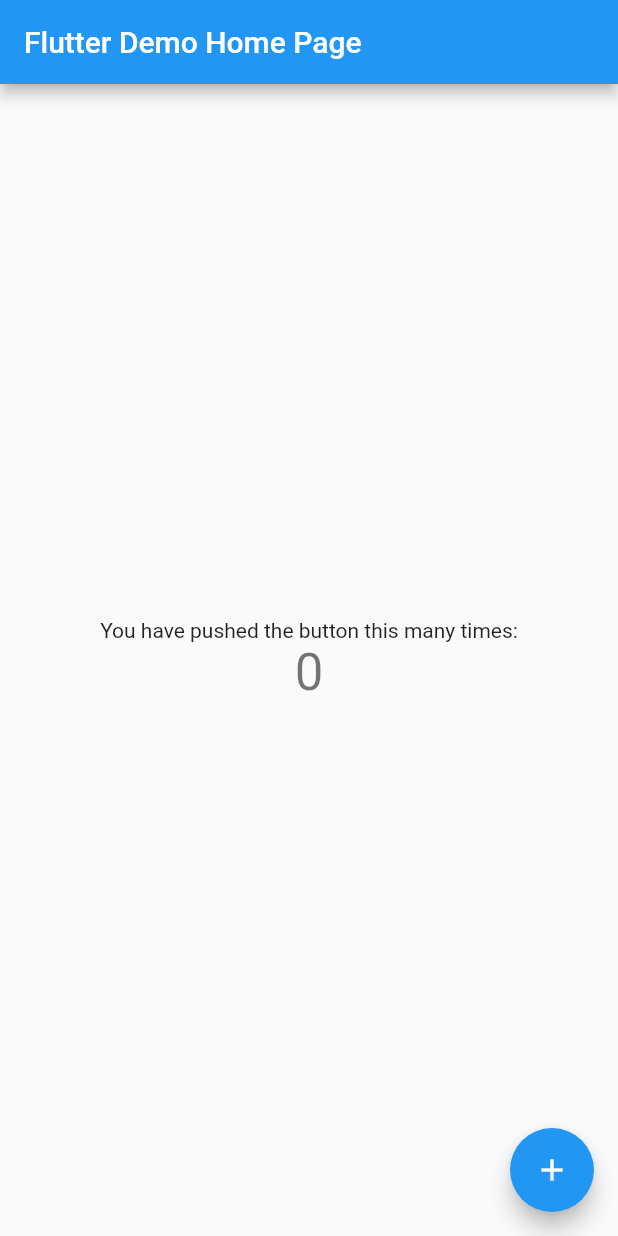
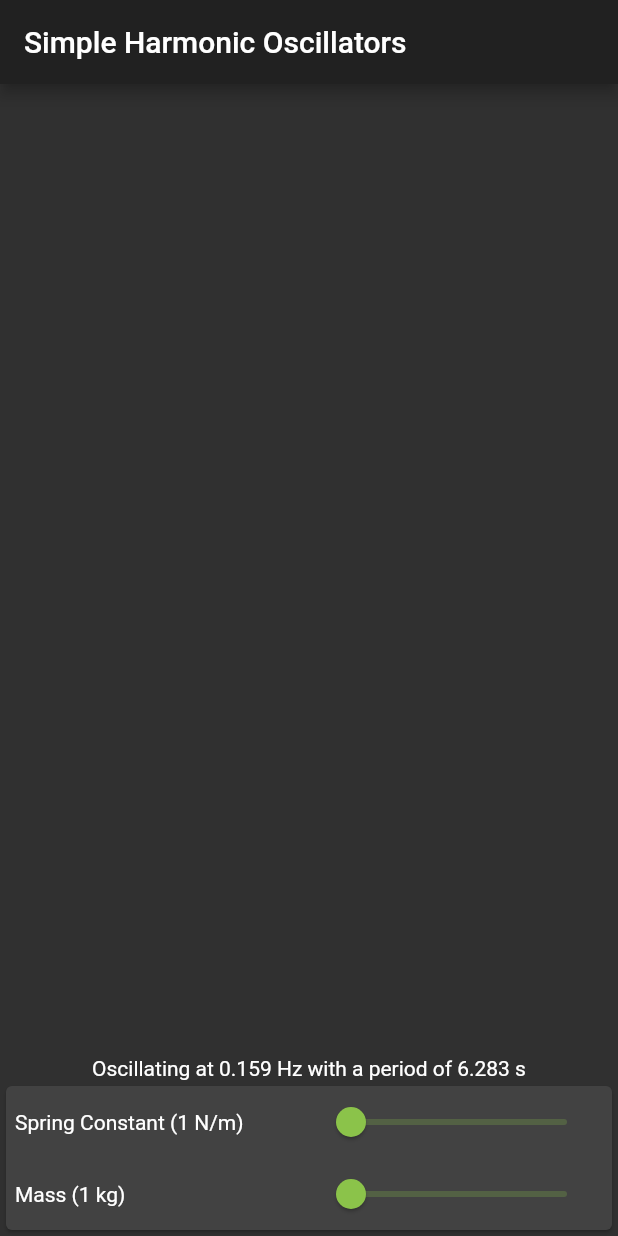
Before and after one commit to GregoryConrad/SHM-Simulation, a Flutter app: the screen it shows after launch, on a phone screen of 412 x 824 dp. Run offline on Flutter 3.47's test engine with Material 2 defaults, Android fonts, the phone set to English and light mode, and no system bars.

Commit message:
First working SHM spring calculator

```diff
--- /dev/null
+++ b/lib/format.dart
@@ -0,0 +1,7 @@
+import 'package:intl/intl.dart';
+
+final _formatter = NumberFormat('##0.000');
+
+extension Formatter on double {
+  String format() => _formatter.format(this);
+}
--- a/lib/main.dart
+++ b/lib/main.dart
@@ -1,117 +1,19 @@
 import 'package:flutter/material.dart';
+import 'package:ph1140_project/spring_simulation.dart';
 
 void main() {
-  runApp(MyApp());
+  runApp(MaterialApp(
+    title: 'PH1140 Project',
+    theme: ThemeData(
+      primarySwatch: Colors.lightGreen,
+      brightness: Brightness.dark,
+      visualDensity: VisualDensity.adaptivePlatformDensity,
+    ),
+    home: Scaffold(
+      appBar: AppBar(
+        title: Text('Simple Harmonic Oscillators'),
+      ),
+      body: SpringWidget(),
+    ),
+  ));
 }
-
-class MyApp extends StatelessWidget {
-  // This widget is the root of your application.
-  @override
-  Widget build(BuildContext context) {
-    return MaterialApp(
-      title: 'Flutter Demo',
-      theme: ThemeData(
-        // This is the theme of your application.
-        //
-        // Try running your application with "flutter run". You'll see the
-        // application has a blue toolbar. Then, without quitting the app, try
-        // changing the primarySwatch below to Colors.green and then invoke
-        // "hot reload" (press "r" in the console where you ran "flutter run",
-        // or simply save your changes to "hot reload" in a Flutter IDE).
-        // Notice that the counter didn't reset back to zero; the application
-        // is not restarted.
-        primarySwatch: Colors.blue,
-        // This makes the visual density adapt to the platform that you run
-        // the app on. For desktop platforms, the controls will be smaller and
-        // closer together (more dense) than on mobile platforms.
-        visualDensity: VisualDensity.adaptivePlatformDensity,
-      ),
-      home: MyHomePage(title: 'Flutter Demo Home Page'),
-    );
-  }
-}
-
-class MyHomePage extends StatefulWidget {
-  MyHomePage({Key key, this.title}) : super(key: key);
-
-  // This widget is the home page of your application. It is stateful, meaning
-  // that it has a State object (defined below) that contains fields that affect
-  // how it looks.
-
-  // This class is the configuration for the state. It holds the values (in this
-  // case the title) provided by the parent (in this case the App widget) and
-  // used by the build method of the State. Fields in a Widget subclass are
-  // always marked "final".
-
-  final String title;
-
-  @override
-  _MyHomePageState createState() => _MyHomePageState();
-}
-
-class _MyHomePageState extends State<MyHomePage> {
-  int _counter = 0;
-
-  void _incrementCounter() {
-    setState(() {
-      // This call to setState tells the Flutter framework that something has
-      // changed in this State, which causes it to rerun the build method below
-      // so that the display can reflect the updated values. If we changed
-      // _counter without calling setState(), then the build method would not be
-      // called again, and so nothing would appear to happen.
-      _counter++;
-    });
-  }
-
-  @override
-  Widget build(BuildContext context) {
-    // This method is rerun every time setState is called, for instance as done
-    // by the _incrementCounter method above.
-    //
-    // The Flutter framework has been optimized to make rerunning build methods
-    // fast, so that you can just rebuild anything that needs updating rather
-    // than having to individually change instances of widgets.
-    return Scaffold(
-      appBar: AppBar(
-        // Here we take the value from the MyHomePage object that was created by
-        // the App.build method, and use it to set our appbar title.
-        title: Text(widget.title),
-      ),
-      body: Center(
-        // Center is a layout widget. It takes a single child and positions it
-        // in the middle of the parent.
-        child: Column(
-          // Column is also a layout widget. It takes a list of children and
-          // arranges them vertically. By default, it sizes itself to fit its
-          // children horizontally, and tries to be as tall as its parent.
-          //
-          // Invoke "debug painting" (press "p" in the console, choose the
-          // "Toggle Debug Paint" action from the Flutter Inspector in Android
-          // Studio, or the "Toggle Debug Paint" command in Visual Studio Code)
-          // to see the wireframe for each widget.
-          //
-          // Column has various properties to control how it sizes itself and
-          // how it positions its children. Here we use mainAxisAlignment to
-          // center the children vertically; the main axis here is the vertical
-          // axis because Columns are vertical (the cross axis would be
-          // horizontal).
-          mainAxisAlignment: MainAxisAlignment.center,
-          children: <Widget>[
-            Text(
-              'You have pushed the button this many times:',
-            ),
-            Text(
-              '$_counter',
-              style: Theme.of(context).textTheme.headline4,
-            ),
-          ],
-        ),
-      ),
-      floatingActionButton: FloatingActionButton(
-        onPressed: _incrementCounter,
-        tooltip: 'Increment',
-        child: Icon(Icons.add),
-      ), // This trailing comma makes auto-formatting nicer for build methods.
-    );
-  }
-}
--- /dev/null
+++ b/lib/spring_simulation.dart
@@ -0,0 +1,60 @@
+import 'dart:math';
+
+import 'package:flutter/material.dart';
+import 'package:ph1140_project/format.dart';
+
+class SpringWidget extends StatefulWidget {
+  @override
+  _SpringWidgetState createState() => _SpringWidgetState();
+}
+
+class _SpringWidgetState extends State<SpringWidget> {
+  int springConstant = 1, mass = 1;
+
+  double get angularFrequency => sqrt(springConstant / mass);
+
+  double get frequency => angularFrequency / (2 * pi);
+
+  double get period => 1 / frequency;
+
+  @override
+  Widget build(BuildContext context) {
+    return Column(children: [
+      // todo equations
+      Expanded(
+        // todo preview
+        child: Container(),
+      ),
+      Text('Oscillating at ${frequency.format()} Hz '
+          'with a period of ${period.format()} s'),
+      Card(
+        child: Column(children: [
+          Row(mainAxisAlignment: MainAxisAlignment.center, children: [
+            Container(
+              width: 200,
+              child: Text('Spring Constant ($springConstant N/m)'),
+            ),
+            Slider(
+              value: springConstant.toDouble(),
+              min: 1,
+              max: 1000,
+              onChanged: (k) => setState(() => springConstant = k.round()),
+            ),
+          ]),
+          Row(mainAxisAlignment: MainAxisAlignment.center, children: [
+            Container(
+              width: 200,
+              child: Text('Mass ($mass kg)'),
+            ),
+            Slider(
+              value: mass.toDouble(),
+              min: 1,
+              max: 1000,
+              onChanged: (m) => setState(() => mass = m.round()),
+            ),
+          ]),
+        ]),
+      ),
+    ]);
+  }
+}
--- a/pubspec.yaml
+++ b/pubspec.yaml
@@ -23,6 +23,7 @@
 dependencies:
   flutter:
     sdk: flutter
+  intl: ^0.16.1
 
 
   # The following adds the Cupertino Icons font to your application.
```
Also changed, not shown: pubspec.lock.
